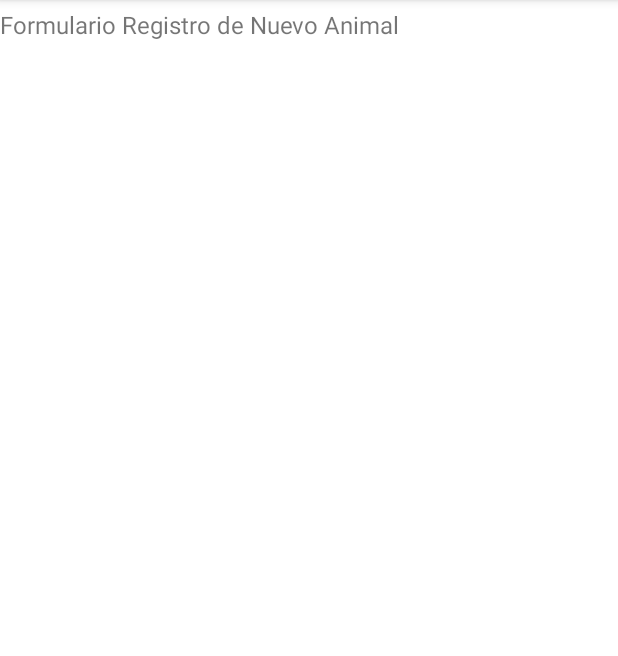
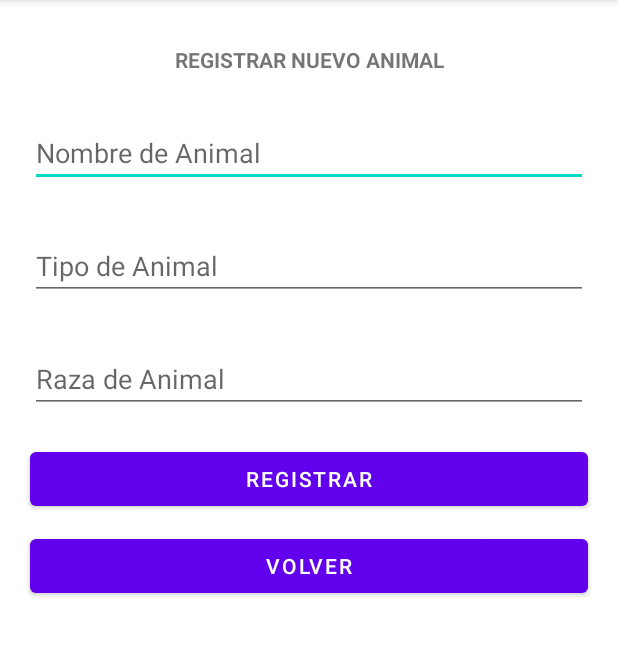
Before and after one commit to bustosTrabajo/AnimalesDifunde_v3, an Android app: the SubirAnimalActivity screen opened directly, with no data from a screen before it, on a phone screen of 412 x 824 dp, the part 84-740 px from its top. Run offline under Robolectric (Android 15) with nearby library versions, the phone set to English and light mode, and no system bars; our stand-ins replace Firebase (no records; nobody signed in at launch, a user with empty details on screens opened directly).

Commit message:
RecyclerView Android Studio
RecyclerView

```diff
--- a/app/src/main/AndroidManifest.xml
+++ b/app/src/main/AndroidManifest.xml
@@ -13,7 +13,9 @@
         android:roundIcon="@mipmap/ic_launcher_round"
         android:supportsRtl="true"
         android:theme="@style/Theme.AnimalesDifunde_v3">
-        <activity android:name=".SubirAnimalActivity"></activity>
+        <activity android:name=".MisMensajesActivity"></activity>
+        <activity android:name=".MiPerfilActivity" />
+        <activity android:name=".SubirAnimalActivity" />
         <activity android:name=".MisAnimalesActivity" />
         <activity android:name=".RegistroActivity" />
         <activity android:name=".AnimalesDifundeActivity" />
--- a/app/src/main/java/com/davidbustos/animalesdifunde_v3/Animal.kt
+++ b/app/src/main/java/com/davidbustos/animalesdifunde_v3/Animal.kt
@@ -5,7 +5,8 @@ class Animal {
     var nombre:String?=null
     var tipo:String?=null
     var raza:String?=null
-    var usuario_animal:String?=null
+    var usuario:String?=null
+
     constructor()
 
 }
--- a/app/src/main/java/com/davidbustos/animalesdifunde_v3/AnimalesAdapter.kt
+++ b/app/src/main/java/com/davidbustos/animalesdifunde_v3/AnimalesAdapter.kt
@@ -24,7 +24,7 @@ class AnimalesAdapter(options: FirestoreRecyclerOptions<Animal>) :
         holder.tv_nombreAnimal.text=model.nombre
         holder.tv_tipoAnimal.text=model.tipo
         holder.tv_razaAnimal.text=model.raza
-        holder.tv_usuarioAnimal.text=model.usuario_animal
+        holder.tv_usuarioAnimal.text=model.usuario
 
     }
     class AnimalesAdapterVH(itemView: View) : RecyclerView.ViewHolder(itemView) {
--- a/app/src/main/java/com/davidbustos/animalesdifunde_v3/MisAnimalesActivity.kt
+++ b/app/src/main/java/com/davidbustos/animalesdifunde_v3/MisAnimalesActivity.kt
@@ -5,9 +5,13 @@ import androidx.appcompat.app.AppCompatActivity
 import android.os.Bundle
 import android.util.Log
 import android.widget.Toast
+import com.davidbustos.animalesdifundekotlin.AnimalesAdapter
+import com.google.firebase.firestore.CollectionReference
+import com.google.firebase.firestore.FirebaseFirestore
 import kotlinx.android.synthetic.main.activity_mis_animales.*
 
 class MisAnimalesActivity : AppCompatActivity() {
+
 
     override fun onCreate(savedInstanceState: Bundle?) {
         super.onCreate(savedInstanceState)
@@ -19,8 +23,6 @@ class MisAnimalesActivity : AppCompatActivity() {
 
     }
     private fun subirAnimal(){
-        Toast.makeText(this,"Subir nuevo Animal",Toast.LENGTH_LONG).show()
-        Log.i("Subir Animal", "Subir Animal")
         intent = Intent(this, SubirAnimalActivity::class.java)
         startActivity(intent)
     }
--- a/app/src/main/res/layout/activity_subir_animal.xml
+++ b/app/src/main/res/layout/activity_subir_animal.xml
@@ -8,12 +8,70 @@
     android:orientation="vertical"
     >
     <TextView
-        android:id="@+id/tv_nombreAnimal"
+        android:id="@+id/textView"
         android:layout_width="match_parent"
         android:layout_height="wrap_content"
-        android:textSize="16sp"
-        android:text="Formulario Registro de Nuevo Animal"
-        android:paddingTop="5dp"
+        android:layout_marginTop="30dp"
+        android:textAlignment="center"
+        android:textStyle="bold"
+        android:text="REGISTRAR NUEVO ANIMAL"
         />
 
+    <EditText
+        android:id="@+id/etNombreAnimalRegistro"
+        android:layout_width="match_parent"
+        android:layout_height="wrap_content"
+        android:layout_marginStart="20dp"
+        android:layout_marginTop="30dp"
+        android:layout_marginEnd="20dp"
+        android:hint="Nombre de Animal"
+        android:ems="10"
+        android:inputType="textPersonName"
+        />
+
+    <EditText
+        android:id="@+id/etTipoAnimalRegistro"
+        android:layout_width="match_parent"
+        android:layout_height="wrap_content"
+        android:hint="Tipo de Animal"
+        android:layout_marginStart="20dp"
+        android:layout_marginTop="30dp"
+        android:layout_marginEnd="20dp"
+        android:ems="10"
+        android:inputType="textPersonName"
+        />
+
+    <EditText
+        android:id="@+id/etRazaAnimalRegistro"
+        android:layout_width="match_parent"
+        android:layout_height="wrap_content"
+        android:layout_marginStart="20dp"
+        android:layout_marginTop="30dp"
+        android:layout_marginEnd="20dp"
+        android:hint="Raza de Animal"
+        android:ems="10"
+        android:inputType="textPersonName"
+
+        />
+
+    <Button
+        android:id="@+id/btnRegistroNuevoAnimal"
+        android:layout_width="match_parent"
+        android:layout_height="wrap_content"
+        android:layout_marginStart="20dp"
+        android:layout_marginTop="20dp"
+        android:layout_marginEnd="20dp"
+        android:text="REGISTRAR"
+        />
+
+    <Button
+        android:id="@+id/btnVolverMenu"
+        android:layout_width="match_parent"
+        android:layout_height="wrap_content"
+        android:layout_marginStart="20dp"
+        android:layout_marginTop="10dp"
+        android:layout_marginEnd="20dp"
+        android:text="VOLVER"
+
+        />
 </LinearLayout>
--- a/app/src/main/res/layout/carta_animal.xml
+++ b/app/src/main/res/layout/carta_animal.xml
@@ -6,6 +6,8 @@
     android:layout_marginTop="9dp"
     android:layout_marginBottom="9dp"
     app:cardBackgroundColor="#DCDCDC"
+    android:layout_marginRight="10dp"
+    android:layout_marginLeft="10dp"
     >
     <LinearLayout
         android:layout_width="match_parent"
```
Also changed, not shown: app/src/main/java/com/davidbustos/animalesdifunde_v3/AnimalesDifundeActivity.kt (+48 -4 lines), app/src/main/java/com/davidbustos/animalesdifunde_v3/MiPerfilActivity.kt (added, +11 -0 lines), app/src/main/java/com/davidbustos/animalesdifunde_v3/MisMensajesActivity.kt (added, +11 -0 lines), app/src/main/java/com/davidbustos/animalesdifunde_v3/SubirAnimalActivity.kt (+29 -0 lines), app/src/main/res/layout/activity_animales_difunde.xml (+11 -0 lines), app/src/main/res/layout/activity_mi_perfil_activities.xml (added, +9 -0 lines), app/src/main/res/layout/activity_mis_mensajes.xml (added, +9 -0 lines).
